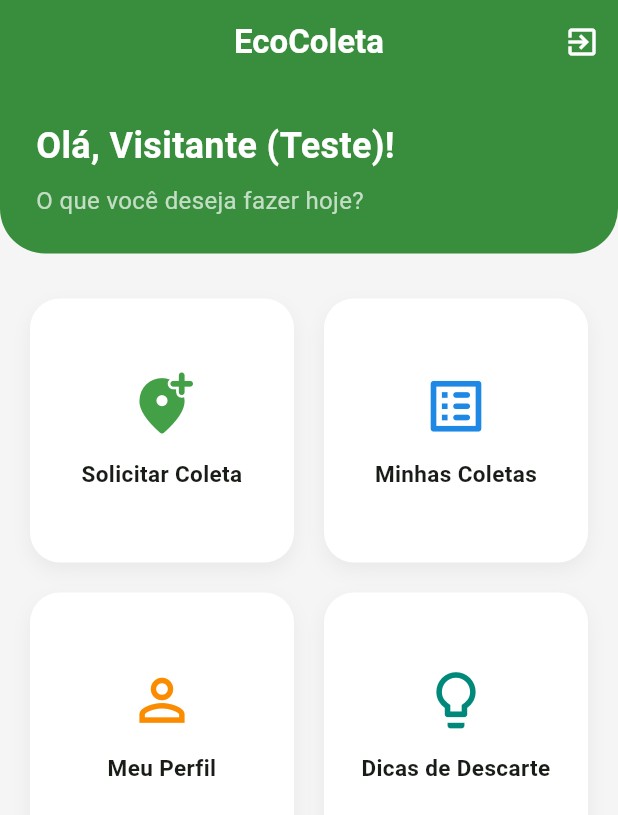
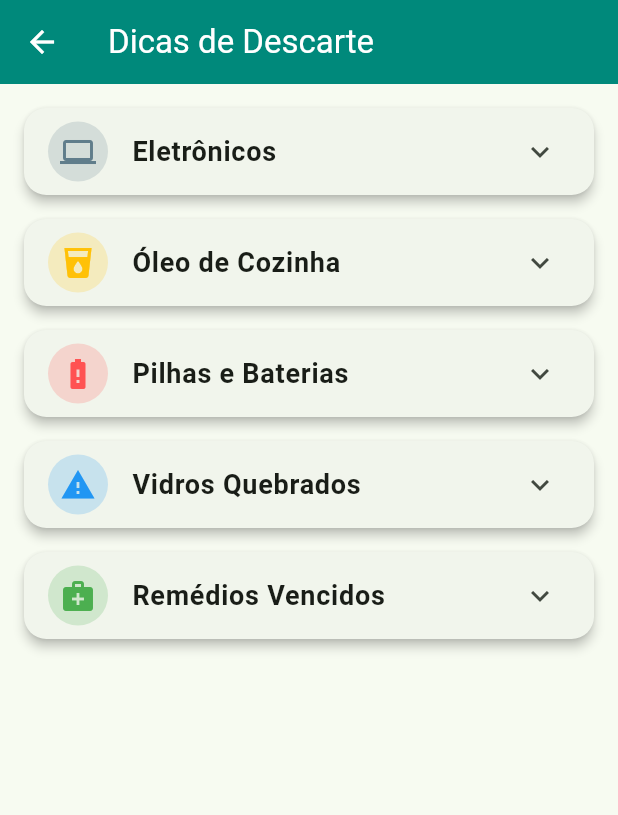
Before and after one commit to rafaellourenco10/ecocoleta_app, a Flutter app: the TelaInicial screen opened directly, after a tap on "Dicas de Descarte", on a phone screen of 412 x 824 dp. Shown: the top 815 px of the screen. Run offline on Flutter 3.47's test engine with Material 3 defaults, Android fonts, the phone set to English and light mode, and no system bars; our stand-ins replace image_picker; network calls fail.

Commit message:
feat: adicionando tela de dicas interativa em acordeão e bypass de login

```diff
--- /dev/null
+++ b/lib/screens/tela_dicas.dart
@@ -0,0 +1,92 @@
+import 'package:flutter/material.dart';
+
+class TelaDicas extends StatelessWidget {
+  const TelaDicas({super.key});
+
+  @override
+  Widget build(BuildContext context) {
+    return Scaffold(
+      appBar: AppBar(
+        title: const Text('Dicas de Descarte', style: TextStyle(color: Colors.white)),
+        backgroundColor: Colors.teal[600],
+        iconTheme: const IconThemeData(color: Colors.white),
+      ),
+      body: ListView(
+        padding: const EdgeInsets.all(16.0),
+        children: [
+          _buildDicaCard(
+            context,
+            titulo: 'Eletrônicos',
+            icone: Icons.computer,
+            cor: Colors.blueGrey,
+            descricao: 'Nunca descarte em lixo comum. Eles contêm metais pesados que contaminam o solo. Procure sempre agendar a coleta ou levar a um ecoponto.',
+          ),
+          _buildDicaCard(
+            context,
+            titulo: 'Óleo de Cozinha',
+            icone: Icons.local_drink,
+            cor: Colors.amber,
+            descricao: 'Um litro de óleo contamina até 25 mil litros de água! Espere esfriar, guarde em uma garrafa PET e entregue para coleta especial ou ONGs de sabão.',
+          ),
+          _buildDicaCard(
+            context,
+            titulo: 'Pilhas e Baterias',
+            icone: Icons.battery_alert,
+            cor: Colors.redAccent,
+            descricao: 'São extremamente tóxicas. Lojas de eletrônicos, supermercados e farmácias geralmente possuem coletores específicos (Logística Reversa).',
+          ),
+          _buildDicaCard(
+            context,
+            titulo: 'Vidros Quebrados',
+            icone: Icons.warning,
+            cor: Colors.blue,
+            descricao: 'Para não machucar os coletores, enrole os cacos em jornal ou coloque dentro de uma caixa de papelão/garrafa PET cortada com um aviso.',
+          ),
+          _buildDicaCard(
+            context,
+            titulo: 'Remédios Vencidos',
+            icone: Icons.medical_services,
+            cor: Colors.green,
+            descricao: 'Não jogue no vaso ou lixo comum, pois contamina a água com resíduos químicos. Leve a qualquer farmácia para o descarte correto.',
+          ),
+        ],
+      ),
+    );
+  }
+
+  Widget _buildDicaCard(BuildContext context, {required String titulo, required IconData icone, required Color cor, required String descricao}) {
+    return Card(
+      elevation: 3,
+      margin: const EdgeInsets.only(bottom: 16),
+      shape: RoundedRectangleBorder(borderRadius: BorderRadius.circular(15)),
+      clipBehavior: Clip.antiAlias,
+      child: Theme(
+        data: Theme.of(context).copyWith(dividerColor: Colors.transparent),
+        child: ExpansionTile(
+          leading: CircleAvatar(
+            backgroundColor: cor.withOpacity(0.2),
+            child: Icon(icone, color: cor),
+          ),
+          title: Text(
+            titulo,
+            style: const TextStyle(
+              fontSize: 18,
+              fontWeight: FontWeight.bold,
+            ),
+          ),
+          childrenPadding: const EdgeInsets.fromLTRB(24, 0, 24, 20),
+          children: [
+            Text(
+              descricao,
+              style: TextStyle(
+                fontSize: 15,
+                color: Colors.grey[800],
+                height: 1.5,
+              ),
+            ),
+          ],
+        ),
+      ),
+    );
+  }
+}
--- a/lib/screens/tela_inicial.dart
+++ b/lib/screens/tela_inicial.dart
@@ -5,6 +5,7 @@ import '../core/api_constants.dart';
 import 'tela_login.dart';
 import 'tela_formulario.dart';
 import 'tela_perfil.dart';
+import 'tela_dicas.dart';
 
 class TelaInicial extends StatefulWidget {
   final String nomeUsuario;
@@ -151,7 +152,14 @@ class _TelaInicialState extends State<TelaInicial> {
                     title: 'Dicas de Descarte',
                     icon: Icons.lightbulb_outline,
                     color: Colors.teal.shade600,
-                    onTap: () {},
+                    onTap: () {
+                      Navigator.push(
+                        context,
+                        MaterialPageRoute(
+                          builder: (context) => const TelaDicas(),
+                        ),
+                      );
+                    },
                   ),
                 ],
               ),
```
